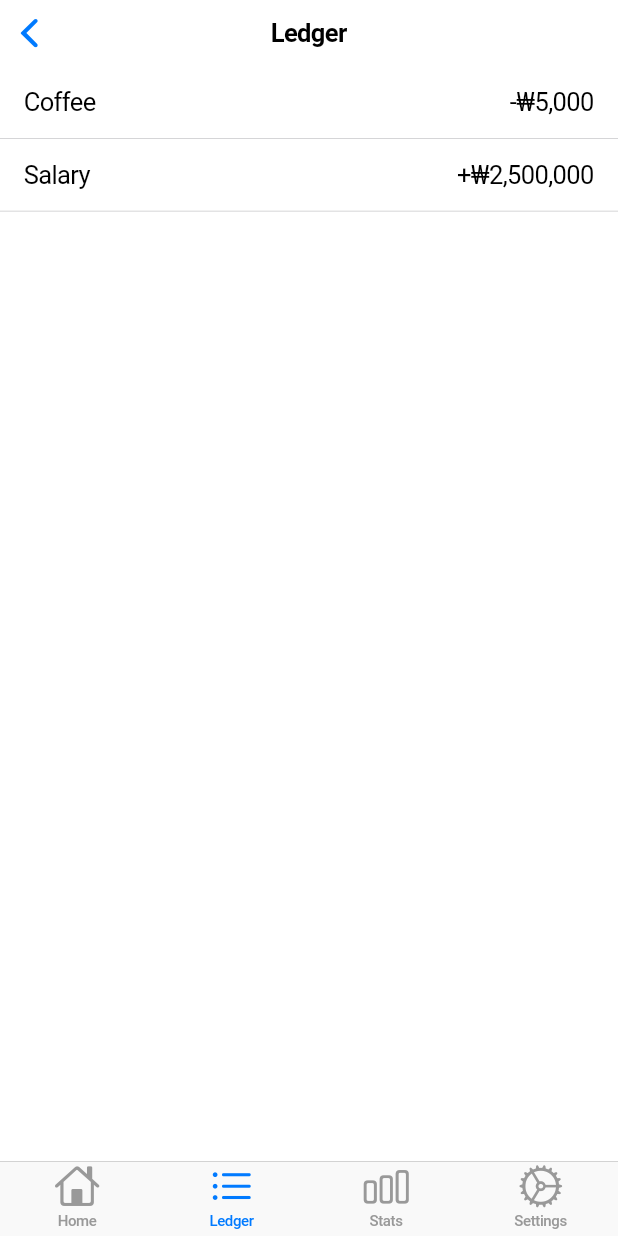
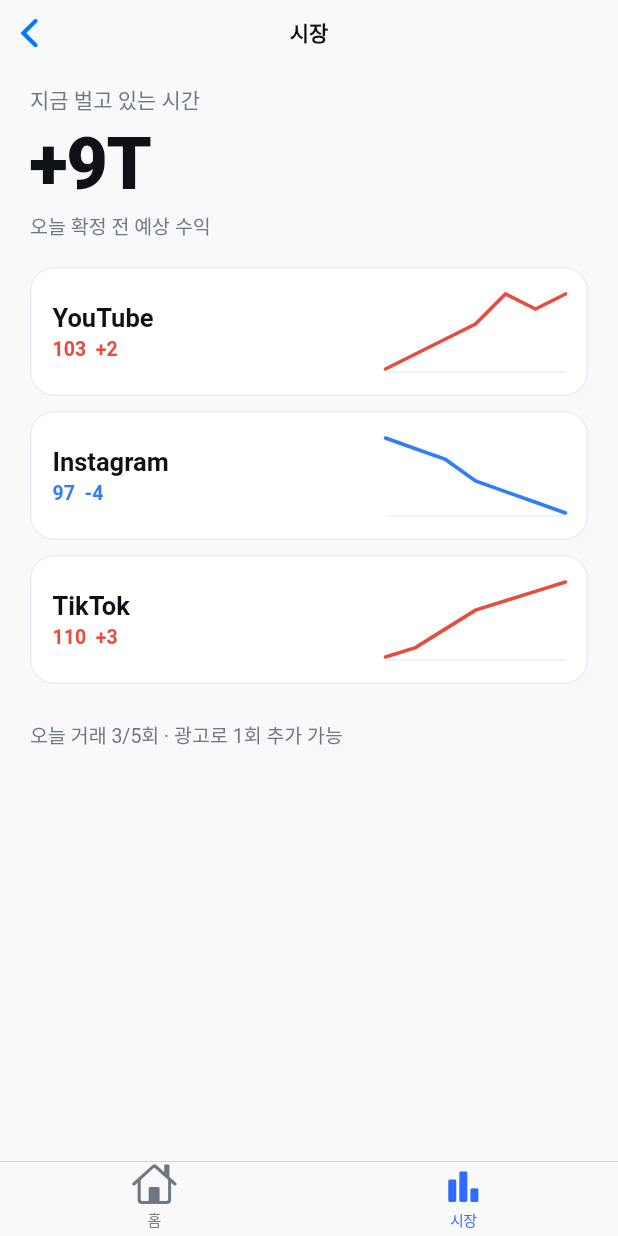
Before and after one commit to Cozystone/timoney, a Flutter app: the RootTabScaffold screen opened directly, item 2 of the bottom bar chosen, on a phone screen of 412 x 824 dp. Run offline on Flutter 3.47's test engine with Material 3 defaults, Android fonts, the phone set to English and light mode, and no system bars.

Commit message:
feat: apply latest local ui changes

```diff
--- a/lib/app/timoney_app.dart
+++ b/lib/app/timoney_app.dart
@@ -1,15 +1,32 @@
 import 'package:flutter/cupertino.dart';
+import '../core/design/app_colors.dart';
 import '../features/home/root_tab_scaffold.dart';
+import '../features/onboarding/onboarding_screen.dart';
 
-class TimoneyApp extends StatelessWidget {
+class TimoneyApp extends StatefulWidget {
   const TimoneyApp({super.key});
 
   @override
+  State<TimoneyApp> createState() => _TimoneyAppState();
+}
+
+class _TimoneyAppState extends State<TimoneyApp> {
+  bool started = false;
+
+  @override
   Widget build(BuildContext context) {
-    return const CupertinoApp(
+    return CupertinoApp(
       debugShowCheckedModeBanner: false,
-      title: 'TIMONEY',
-      home: RootTabScaffold(),
+      title: 'Timevest',
+      theme: const CupertinoThemeData(
+        scaffoldBackgroundColor: AppColors.bg,
+        primaryColor: AppColors.accent,
+        textTheme: CupertinoTextThemeData(
+          textStyle: TextStyle(color: AppColors.text),
+          navTitleTextStyle: TextStyle(color: AppColors.text, fontWeight: FontWeight.w700),
+        ),
+      ),
+      home: started ? const RootTabScaffold() : OnboardingScreen(onStart: () => setState(() => started = true)),
     );
   }
 }
--- /dev/null
+++ b/lib/core/design/app_colors.dart
@@ -0,0 +1,12 @@
+import 'package:flutter/cupertino.dart';
+
+class AppColors {
+  static const bg = Color(0xFFF8F9FB);
+  static const card = CupertinoColors.white;
+  static const text = Color(0xFF0E1116);
+  static const subText = Color(0xFF6F7785);
+  static const accent = Color(0xFF2F6BFF);
+  static const up = Color(0xFFE74C3C);
+  static const down = Color(0xFF2F7DFF);
+  static const line = Color(0xFFE9EDF5);
+}
--- /dev/null
+++ b/lib/core/widgets/mini_line_chart.dart
@@ -0,0 +1,64 @@
+import 'dart:math';
+import 'package:flutter/cupertino.dart';
+import '../design/app_colors.dart';
+
+class MiniLineChart extends StatelessWidget {
+  final List<int> points;
+  final Color color;
+  final double height;
+
+  const MiniLineChart({super.key, required this.points, required this.color, this.height = 56});
+
+  @override
+  Widget build(BuildContext context) {
+    return SizedBox(
+      height: height,
+      width: double.infinity,
+      child: CustomPaint(painter: _LinePainter(points: points, color: color)),
+    );
+  }
+}
+
+class _LinePainter extends CustomPainter {
+  final List<int> points;
+  final Color color;
+  _LinePainter({required this.points, required this.color});
+
+  @override
+  void paint(Canvas canvas, Size size) {
+    if (points.length < 2) return;
+
+    final minV = points.reduce(min).toDouble();
+    final maxV = points.reduce(max).toDouble();
+    final range = (maxV - minV).abs() < 1 ? 1 : (maxV - minV);
+
+    final grid = Paint()
+      ..color = AppColors.line
+      ..strokeWidth = 1;
+    canvas.drawLine(Offset(0, size.height - 1), Offset(size.width, size.height - 1), grid);
+
+    final line = Paint()
+      ..color = color
+      ..strokeWidth = 2.4
+      ..style = PaintingStyle.stroke
+      ..strokeCap = StrokeCap.round;
+
+    final path = Path();
+    for (int i = 0; i < points.length; i++) {
+      final x = i * (size.width / (points.length - 1));
+      final normalized = (points[i] - minV) / range;
+      final y = size.height - (normalized * (size.height - 6)) - 3;
+      if (i == 0) {
+        path.moveTo(x, y);
+      } else {
+        path.lineTo(x, y);
+      }
+    }
+    canvas.drawPath(path, line);
+  }
+
+  @override
+  bool shouldRepaint(covariant _LinePainter oldDelegate) {
+    return oldDelegate.points != points || oldDelegate.color != color;
+  }
+}
--- /dev/null
+++ b/lib/data/mock/timevest_mock_data.dart
@@ -0,0 +1,31 @@
+class AssetPoint {
+  final int x;
+  final int y;
+  const AssetPoint(this.x, this.y);
+}
+
+class SymbolQuote {
+  final String symbol;
+  final int price;
+  final int delta;
+  final List<int> spark;
+  const SymbolQuote({required this.symbol, required this.price, required this.delta, required this.spark});
+}
+
+class MockTimevestData {
+  static const int walletT = 148;
+  static const int todayExpectedT = 12;
+  static const int comparedT = 12;
+  static const String league = '골드 리그 6위';
+  static const String leagueSub = '승급까지 18점';
+
+  static const List<AssetPoint> weekCurve = [
+    AssetPoint(0, 121), AssetPoint(1, 126), AssetPoint(2, 124), AssetPoint(3, 132), AssetPoint(4, 139), AssetPoint(5, 142), AssetPoint(6, 148),
+  ];
+
+  static const List<SymbolQuote> symbols = [
+    SymbolQuote(symbol: 'YouTube', price: 103, delta: 2, spark: [98, 99, 100, 101, 103, 102, 103]),
+    SymbolQuote(symbol: 'Instagram', price: 97, delta: -4, spark: [104, 103, 102, 100, 99, 98, 97]),
+    SymbolQuote(symbol: 'TikTok', price: 110, delta: 3, spark: [102, 103, 105, 107, 108, 109, 110]),
+  ];
+}
--- a/lib/features/home/root_tab_scaffold.dart
+++ b/lib/features/home/root_tab_scaffold.dart
@@ -1,7 +1,7 @@
 import 'package:flutter/cupertino.dart';
-import '../ledger/ledger_screen.dart';
-import '../settings/settings_screen.dart';
-import '../stats/stats_screen.dart';
+import '../../core/design/app_colors.dart';
+import '../market/market_screen.dart';
+import 'home_screen.dart';
 
 class RootTabScaffold extends StatelessWidget {
 const RootTabScaffold({super.key});
@@ -9,41 +9,21 @@
 @override
 Widget build(BuildContext context) {
 return CupertinoTabScaffold(
+backgroundColor: AppColors.bg,
 tabBar: CupertinoTabBar(
+activeColor: AppColors.accent,
+inactiveColor: AppColors.subText,
 items: const [
-BottomNavigationBarItem(
-icon: Icon(CupertinoIcons.home),
-label: 'Home',
-),
-BottomNavigationBarItem(
-icon: Icon(CupertinoIcons.list_bullet),
-label: 'Ledger',
-),
-BottomNavigationBarItem(
-icon: Icon(CupertinoIcons.chart_bar),
-label: 'Stats',
-),
-BottomNavigationBarItem(
-icon: Icon(CupertinoIcons.settings),
-label: 'Settings',
-),
+BottomNavigationBarItem(icon: Icon(CupertinoIcons.house), label: '홈'),
+BottomNavigationBarItem(icon: Icon(CupertinoIcons.chart_bar_alt_fill), label: '시장'),
 ],
 ),
 tabBuilder: (context, index) {
 switch (index) {
 case 0:
-return const CupertinoPageScaffold(
-navigationBar: CupertinoNavigationBar(middle: Text('TIMONEY')),
-child: SafeArea(
-child: Center(child: Text('TIMONEY Home (iOS style)')),
-),
-);
+return const HomeScreen();
 case 1:
-return const LedgerScreen();
-case 2:
-return const StatsScreen();
-case 3:
-return const SettingsScreen();
+return const MarketScreen();
 default:
 return const SizedBox.shrink();
 }
--- /dev/null
+++ b/lib/features/market/market_screen.dart
@@ -0,0 +1,76 @@
+import 'package:flutter/cupertino.dart';
+import '../../core/design/app_colors.dart';
+import '../../core/widgets/mini_line_chart.dart';
+import '../../data/mock/timevest_mock_data.dart';
+import 'symbol_detail_screen.dart';
+
+class MarketScreen extends StatelessWidget {
+  const MarketScreen({super.key});
+
+  @override
+  Widget build(BuildContext context) {
+    return CupertinoPageScaffold(
+      backgroundColor: AppColors.bg,
+      navigationBar: const CupertinoNavigationBar(
+        backgroundColor: AppColors.bg,
+        border: null,
+        middle: Text('시장', style: TextStyle(fontWeight: FontWeight.w700)),
+      ),
+      child: SafeArea(
+        child: ListView(
+          padding: const EdgeInsets.fromLTRB(20, 12, 20, 24),
+          children: [
+            const Text('지금 벌고 있는 시간', style: TextStyle(fontSize: 14, color: AppColors.subText)),
+            const SizedBox(height: 4),
+            const Text('+9T', style: TextStyle(fontSize: 48, fontWeight: FontWeight.w800, letterSpacing: -1.0)),
+            const SizedBox(height: 4),
+            const Text('오늘 확정 전 예상 수익', style: TextStyle(fontSize: 13, color: AppColors.subText)),
+            const SizedBox(height: 18),
+            ...MockTimevestData.symbols.map((s) => _SymbolCell(symbol: s)).toList(),
+            const SizedBox(height: 14),
+            const Text('오늘 거래 3/5회 · 광고로 1회 추가 가능', style: TextStyle(fontSize: 13, color: AppColors.subText)),
+          ],
+        ),
+      ),
+    );
+  }
+}
+
+class _SymbolCell extends StatelessWidget {
+  final SymbolQuote symbol;
+  const _SymbolCell({required this.symbol});
+
+  @override
+  Widget build(BuildContext context) {
+    final up = symbol.delta >= 0;
+    final deltaColor = up ? AppColors.up : AppColors.down;
+
+    return GestureDetector(
+      onTap: () => Navigator.push(
+        context,
+        CupertinoPageRoute(builder: (_) => SymbolDetailScreen(symbol: symbol)),
+      ),
+      child: Container(
+        margin: const EdgeInsets.only(bottom: 10),
+        padding: const EdgeInsets.all(14),
+        decoration: BoxDecoration(
+          color: AppColors.card,
+          borderRadius: BorderRadius.circular(16),
+          border: Border.all(color: AppColors.line),
+        ),
+        child: Row(
+          children: [
+            Expanded(
+              child: Column(crossAxisAlignment: CrossAxisAlignment.start, children: [
+                Text(symbol.symbol, style: const TextStyle(fontSize: 17, fontWeight: FontWeight.w700)),
+                const SizedBox(height: 3),
+                Text('${symbol.price}  ${symbol.delta >= 0 ? '+' : ''}${symbol.delta}', style: TextStyle(fontSize: 13, color: deltaColor, fontWeight: FontWeight.w600)),
+              ]),
+            ),
+            SizedBox(width: 120, child: MiniLineChart(points: symbol.spark, color: deltaColor)),
+          ],
+        ),
+      ),
+    );
+  }
+}
```
Also changed, not shown: lib/features/home/home_screen.dart (added, +110 -0 lines), lib/features/market/symbol_detail_screen.dart (added, +200 -0 lines), lib/features/onboarding/onboarding_screen.dart (added, +39 -0 lines).
